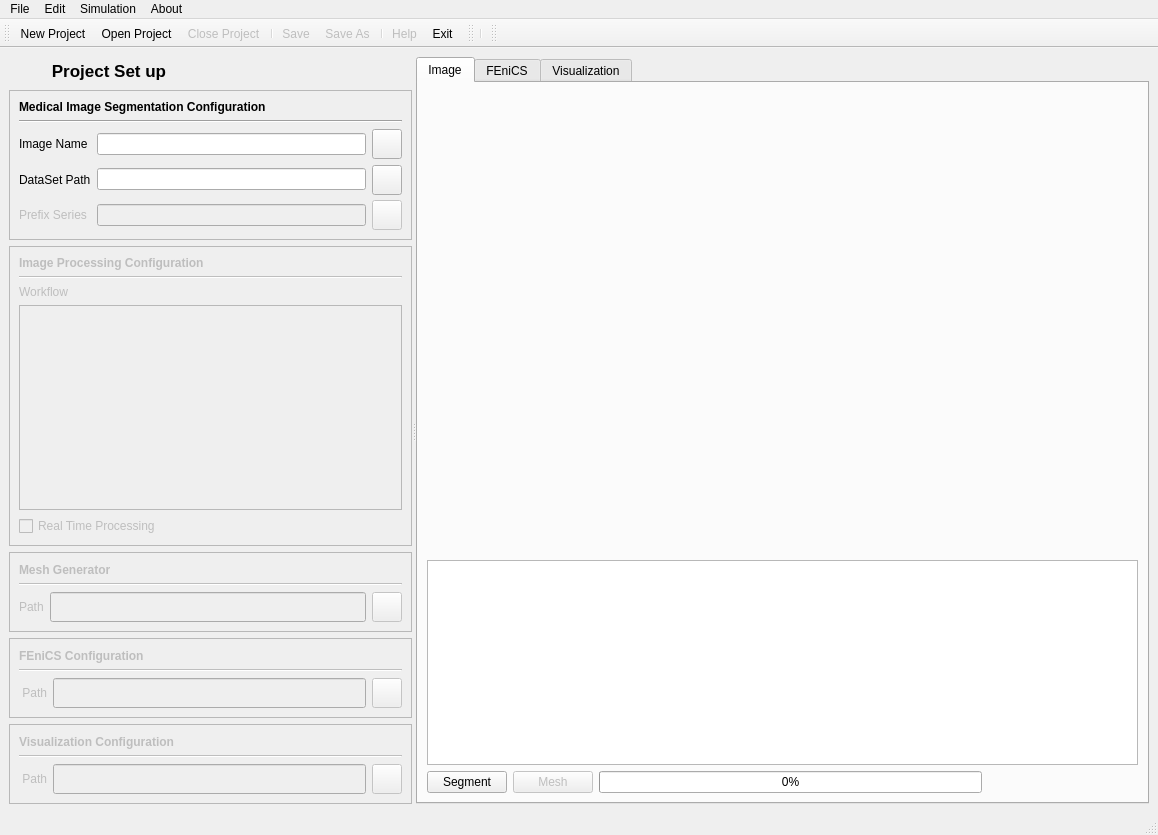
Before: the Qt Designer form FEniCSBloodSim/fenics_blood_sim.ui in carmenalonsomontes/FEniCS-Medical-Simulation, drawn with Qt 5.
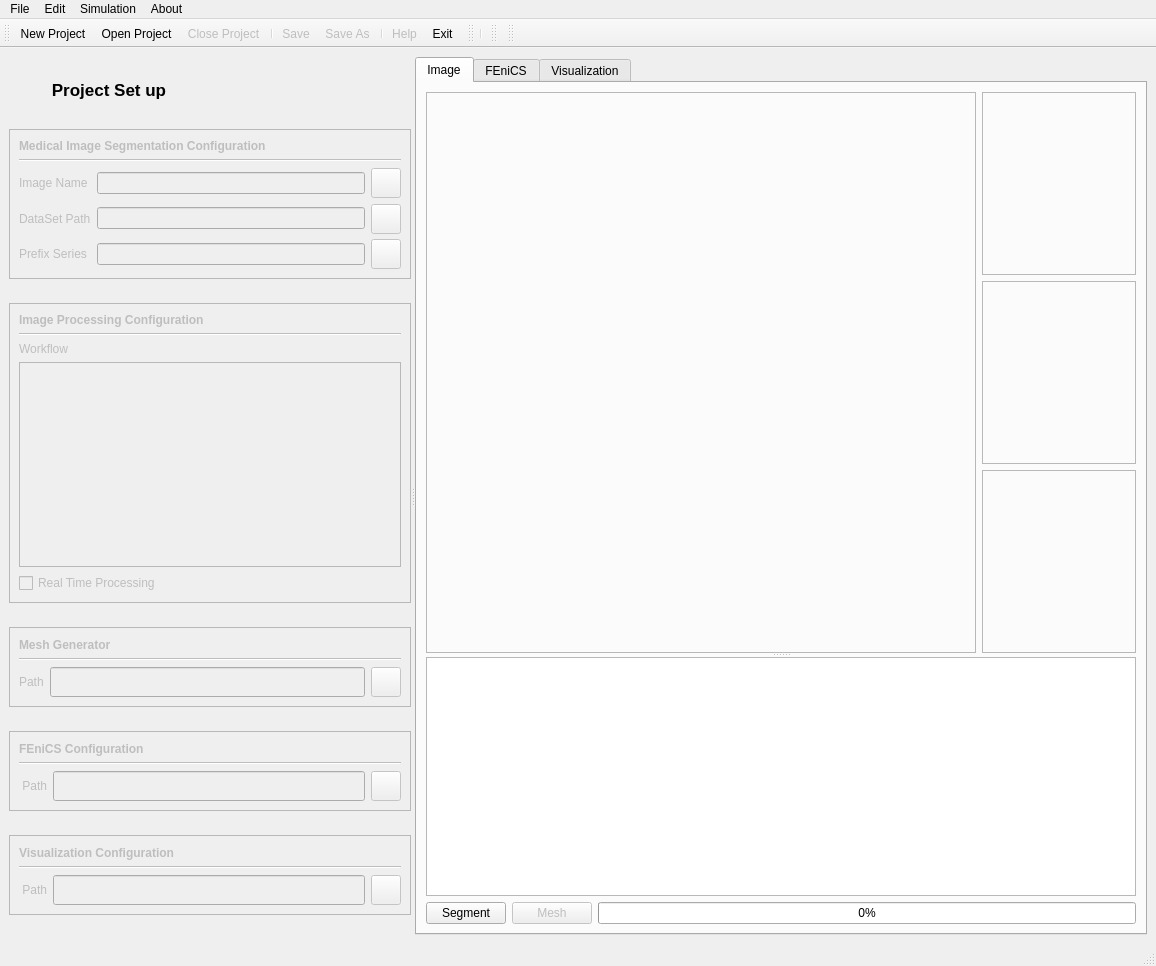
After: the same form once the commit is applied. Icons and pictures are not drawn. Custom widgets are drawn as their Qt base class.

Commit message: Done some changes in the behaviour of the main window + Disabled Medical imaging data in case the project is not created or opened + Added the possibility to increase or reduce the console size (splitter) + Added frames to the Qvtkimages

```diff
--- a/FEniCSBloodSim/fenics_blood_sim.ui
+++ b/FEniCSBloodSim/fenics_blood_sim.ui
@@ -6,15 +6,15 @@
    <rect>
     <x>0</x>
     <y>0</y>
-    <width>1158</width>
-    <height>835</height>
+    <width>1156</width>
+    <height>966</height>
    </rect>
   </property>
   <property name="windowTitle">
    <string>FEniCS Blood Sim - Graphical Interface</string>
   </property>
   <widget class="QWidget" name="centralwidget">
-   <layout class="QVBoxLayout" name="verticalLayout_2">
+   <layout class="QVBoxLayout" name="verticalLayout_3">
     <item>
      <widget class="QSplitter" name="splitter">
       <property name="orientation">
@@ -52,7 +52,10 @@
          </widget>
         </item>
         <item>
-         <widget class="QFrame" name="frame">
+         <widget class="QFrame" name="MediImSegFrame">
+          <property name="enabled">
+           <bool>false</bool>
+          </property>
           <property name="sizePolicy">
            <sizepolicy hsizetype="Preferred" vsizetype="Fixed">
             <horstretch>0</horstretch>
@@ -105,16 +108,6 @@
              </item>
              <item>
               <layout class="QGridLayout" name="gridLayout">
-               <item row="1" column="1">
-                <widget class="QLineEdit" name="imNamelineEdit">
-                 <property name="enabled">
-                  <bool>true</bool>
-                 </property>
-                 <property name="readOnly">
-                  <bool>true</bool>
-                 </property>
-                </widget>
-               </item>
                <item row="3" column="0">
                 <widget class="QLabel" name="prefixSeriesLabel">
                  <property name="enabled">
@@ -135,35 +128,6 @@
                  </property>
                 </widget>
                </item>
-               <item row="1" column="2">
-                <widget class="QPushButton" name="setImButton">
-                 <property name="sizePolicy">
-                  <sizepolicy hsizetype="Fixed" vsizetype="Fixed">
-                   <horstretch>0</horstretch>
-                   <verstretch>0</verstretch>
-                  </sizepolicy>
-                 </property>
-                 <property name="minimumSize">
-                  <size>
-                   <width>30</width>
-                   <height>30</height>
-                  </size>
-                 </property>
-                 <property name="maximumSize">
-                  <size>
-                   <width>30</width>
-                   <height>30</height>
-                  </size>
-                 </property>
-                 <property name="text">
-                  <string/>
-                 </property>
-                 <property name="icon">
-                  <iconset resource="fenics_blood_sim.qrc">
-                   <normaloff>:/menu/GUI_Module/images/menu/setting_tools.png</normaloff>:/menu/GUI_Module/images/menu/setting_tools.png</iconset>
-                 </property>
-                </widget>
-               </item>
                <item row="3" column="2">
                 <widget class="QPushButton" name="setPrefixSeriesButton">
                  <property name="enabled">
@@ -196,6 +160,16 @@
                  </property>
                 </widget>
                </item>
+               <item row="2" column="1">
+                <widget class="QLineEdit" name="datasetPathlineEdit">
+                 <property name="enabled">
+                  <bool>false</bool>
+                 </property>
+                 <property name="readOnly">
+                  <bool>true</bool>
+                 </property>
+                </widget>
+               </item>
                <item row="2" column="0">
                 <widget class="QLabel" name="datasetPathLabel">
                  <property name="text">
@@ -203,13 +177,32 @@
                  </property>
                 </widget>
                </item>
-               <item row="2" column="1">
-                <widget class="QLineEdit" name="datasetPathlineEdit">
-                 <property name="enabled">
-                  <bool>true</bool>
+               <item row="1" column="2">
+                <widget class="QPushButton" name="setImButton">
+                 <property name="sizePolicy">
+                  <sizepolicy hsizetype="Fixed" vsizetype="Fixed">
+                   <horstretch>0</horstretch>
+                   <verstretch>0</verstretch>
+                  </sizepolicy>
                  </property>
-                 <property name="readOnly">
-                  <bool>true</bool>
+                 <property name="minimumSize">
+                  <size>
+                   <width>30</width>
+                   <height>30</height>
+                  </size>
+                 </property>
+                 <property name="maximumSize">
+                  <size>
+                   <width>30</width>
+                   <height>30</height>
+                  </size>
+                 </property>
+                 <property name="text">
+                  <string/>
+                 </property>
+                 <property name="icon">
+                  <iconset resource="fenics_blood_sim.qrc">
+                   <normaloff>:/menu/GUI_Module/images/menu/setting_tools.png</normaloff>:/menu/GUI_Module/images/menu/setting_tools.png</iconset>
                  </property>
                 </widget>
                </item>
@@ -249,6 +242,16 @@
                  </property>
                 </widget>
                </item>
+               <item row="1" column="1">
+                <widget class="QLineEdit" name="imNamelineEdit">
+                 <property name="enabled">
+                  <bool>false</bool>
+                 </property>
+                 <property name="readOnly">
+                  <bool>true</bool>
+                 </property>
+                </widget>
+               </item>
               </layout>
              </item>
             </layout>
@@ -803,23 +806,100 @@
         <attribute name="title">
          <string>Image</string>
         </attribute>
-        <layout class="QVBoxLayout" name="verticalLayout_3">
+        <layout class="QVBoxLayout" name="verticalLayout_2">
          <item>
-          <layout class="QGridLayout" name="gridLayout_5">
-           <item row="0" column="0" rowspan="3" colspan="3">
-            <widget class="QVTKWidget" name="mainImageWidget" native="true">
+          <widget class="QSplitter" name="splitter_2">
+           <property name="orientation">
+            <enum>Qt::Vertical</enum>
+           </property>
+           <widget class="QWidget" name="">
+            <layout class="QGridLayout" name="gridLayout_6">
+             <item row="0" column="0" rowspan="3">
+              <widget class="QFrame" name="frame_9">
              <property name="minimumSize">
               <size>
                <width>550</width>
                <height>450</height>
               </size>
              </property>
-            </widget>
-           </item>
-           <item row="0" column="3">
+               <property name="frameShape">
+                <enum>QFrame::StyledPanel</enum>
+               </property>
+               <property name="frameShadow">
+                <enum>QFrame::Raised</enum>
+               </property>
+               <property name="lineWidth">
+                <number>5</number>
+               </property>
+               <layout class="QVBoxLayout" name="verticalLayout_9">
+                <item>
+                 <widget class="QVTKWidget" name="mainImageWidget" native="true">
+                  <property name="minimumSize">
+                   <size>
+                    <width>500</width>
+                    <height>400</height>
+                   </size>
+                  </property>
+                 </widget>
+                </item>
+               </layout>
+              </widget>
+             </item>
+             <item row="0" column="1">
+              <widget class="QFrame" name="frame_6">
+               <property name="sizePolicy">
+                <sizepolicy hsizetype="Preferred" vsizetype="Preferred">
+                 <horstretch>0</horstretch>
+                 <verstretch>0</verstretch>
+                </sizepolicy>
+               </property>
+               <property name="minimumSize">
+                <size>
+                 <width>150</width>
+                 <height>150</height>
+                </size>
+               </property>
+               <property name="maximumSize">
+                <size>
+                 <width>300</width>
+                 <height>300</height>
+                </size>
+               </property>
+               <property name="frameShape">
+                <enum>QFrame::StyledPanel</enum>
+               </property>
+               <property name="frameShadow">
+                <enum>QFrame::Raised</enum>
+               </property>
+               <property name="lineWidth">
+                <number>5</number>
+               </property>
+               <layout class="QHBoxLayout" name="horizontalLayout">
+                <item>
             <widget class="QVTKWidget" name="axialViewWidget" native="true">
              <property name="minimumSize">
               <size>
+                    <width>130</width>
+                    <height>130</height>
+                   </size>
+                  </property>
+                  <property name="maximumSize">
+                   <size>
+                    <width>300</width>
+                    <height>300</height>
+                   </size>
+                  </property>
+                 </widget>
+                </item>
+               </layout>
+               <zorder>mainImageWidget</zorder>
+               <zorder>axialViewWidget</zorder>
+              </widget>
+             </item>
+             <item row="1" column="1">
+              <widget class="QFrame" name="frame_7">
+               <property name="minimumSize">
+                <size>
                <width>150</width>
                <height>150</height>
               </size>
@@ -830,12 +910,39 @@
                <height>300</height>
               </size>
              </property>
-            </widget>
-           </item>
-           <item row="1" column="3">
+               <property name="frameShape">
+                <enum>QFrame::StyledPanel</enum>
+               </property>
+               <property name="frameShadow">
+                <enum>QFrame::Raised</enum>
+               </property>
+               <property name="lineWidth">
+                <number>5</number>
+               </property>
+               <layout class="QVBoxLayout" name="verticalLayout_11">
+                <item>
             <widget class="QVTKWidget" name="sagittalViewWidget" native="true">
              <property name="minimumSize">
               <size>
+                    <width>130</width>
+                    <height>130</height>
+                   </size>
+                  </property>
+                  <property name="maximumSize">
+                   <size>
+                    <width>300</width>
+                    <height>300</height>
+                   </size>
+                  </property>
+                 </widget>
+                </item>
+               </layout>
+              </widget>
+             </item>
+             <item row="2" column="1">
+              <widget class="QFrame" name="frame_8">
+               <property name="minimumSize">
+                <size>
                <width>150</width>
                <height>150</height>
               </size>
@@ -846,14 +953,22 @@
                <height>300</height>
               </size>
              </property>
-            </widget>
-           </item>
-           <item row="2" column="3">
+               <property name="frameShape">
+                <enum>QFrame::StyledPanel</enum>
+               </property>
+               <property name="frameShadow">
+                <enum>QFrame::Raised</enum>
+               </property>
+               <property name="lineWidth">
+                <number>5</number>
+               </property>
+               <layout class="QVBoxLayout" name="verticalLayout_12">
+                <item>
             <widget class="QVTKWidget" name="coronalViewWidget" native="true">
              <property name="minimumSize">
               <size>
-               <width>150</width>
-               <height>150</height>
+                    <width>130</width>
+                    <height>130</height>
               </size>
              </property>
              <property name="maximumSize">
@@ -864,10 +979,27 @@
              </property>
             </widget>
            </item>
-           <item row="3" column="0" colspan="4">
-            <widget class="QTextEdit" name="imageConsoleTextEdit"/>
-           </item>
-           <item row="4" column="0">
+               </layout>
+               <zorder>coronalViewWidget</zorder>
+               <zorder>coronalViewWidget</zorder>
+               <zorder>coronalViewWidget</zorder>
+              </widget>
+             </item>
+            </layout>
+           </widget>
+           <widget class="QWidget" name="">
+            <layout class="QGridLayout" name="gridLayout_5">
+             <item row="0" column="0" colspan="3">
+              <widget class="QTextEdit" name="imageConsoleTextEdit">
+               <property name="maximumSize">
+                <size>
+                 <width>16777215</width>
+                 <height>300</height>
+                </size>
+               </property>
+              </widget>
+             </item>
+             <item row="1" column="0">
             <widget class="QPushButton" name="imageSegmentButton">
              <property name="maximumSize">
               <size>
@@ -880,7 +1012,7 @@
              </property>
             </widget>
            </item>
-           <item row="4" column="1">
+             <item row="1" column="1">
             <widget class="QPushButton" name="imageMeshButton">
              <property name="enabled">
               <bool>false</bool>
@@ -902,7 +1034,7 @@
              </property>
             </widget>
            </item>
-           <item row="4" column="2">
+             <item row="1" column="2">
             <widget class="QProgressBar" name="imageProgressBar">
              <property name="maximumSize">
               <size>
@@ -916,6 +1048,8 @@
             </widget>
            </item>
           </layout>
+           </widget>
+          </widget>
          </item>
         </layout>
        </widget>
@@ -945,7 +1079,7 @@
     <rect>
      <x>0</x>
      <y>0</y>
-     <width>1158</width>
+     <width>1156</width>
      <height>25</height>
     </rect>
    </property>
@@ -1046,6 +1180,17 @@
     <bool>false</bool>
    </attribute>
   </widget>
+  <widget class="QToolBar" name="toolBar_4">
+   <property name="windowTitle">
+    <string>toolBar_4</string>
+   </property>
+   <attribute name="toolBarArea">
+    <enum>TopToolBarArea</enum>
+   </attribute>
+   <attribute name="toolBarBreak">
+    <bool>false</bool>
+   </attribute>
+  </widget>
   <action name="actionNew_Project">
    <property name="icon">
     <iconset resource="fenics_blood_sim.qrc">
```
Lines whose indentation alone changed are shown as unchanged. The commit also changes 5 other files.
